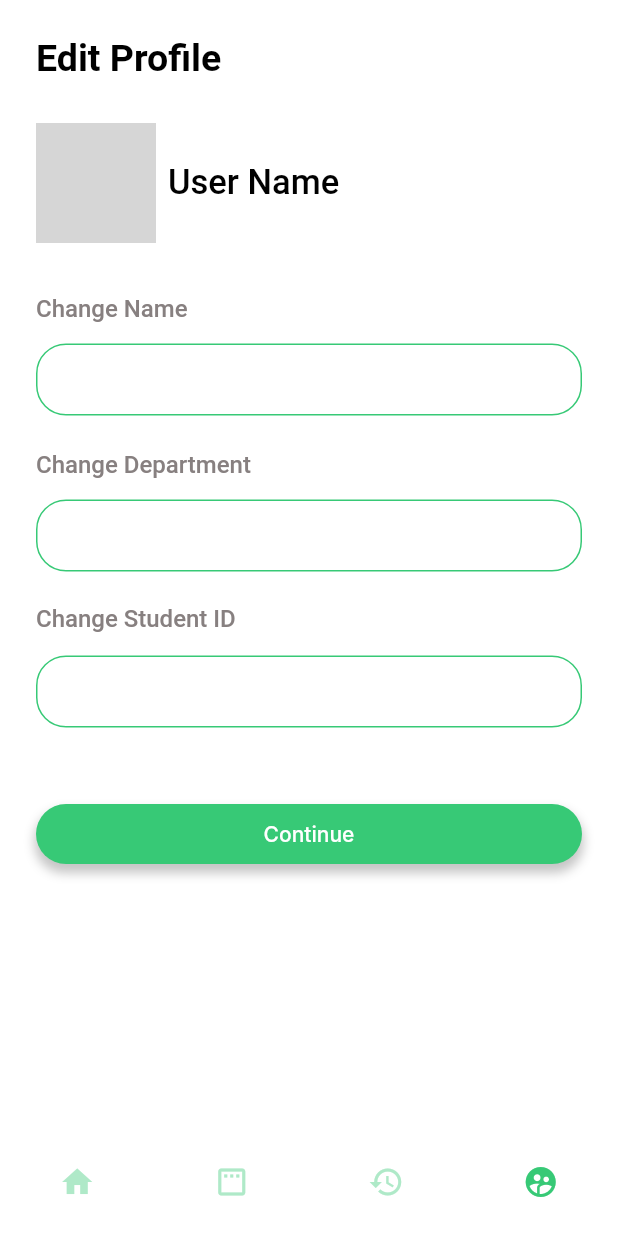
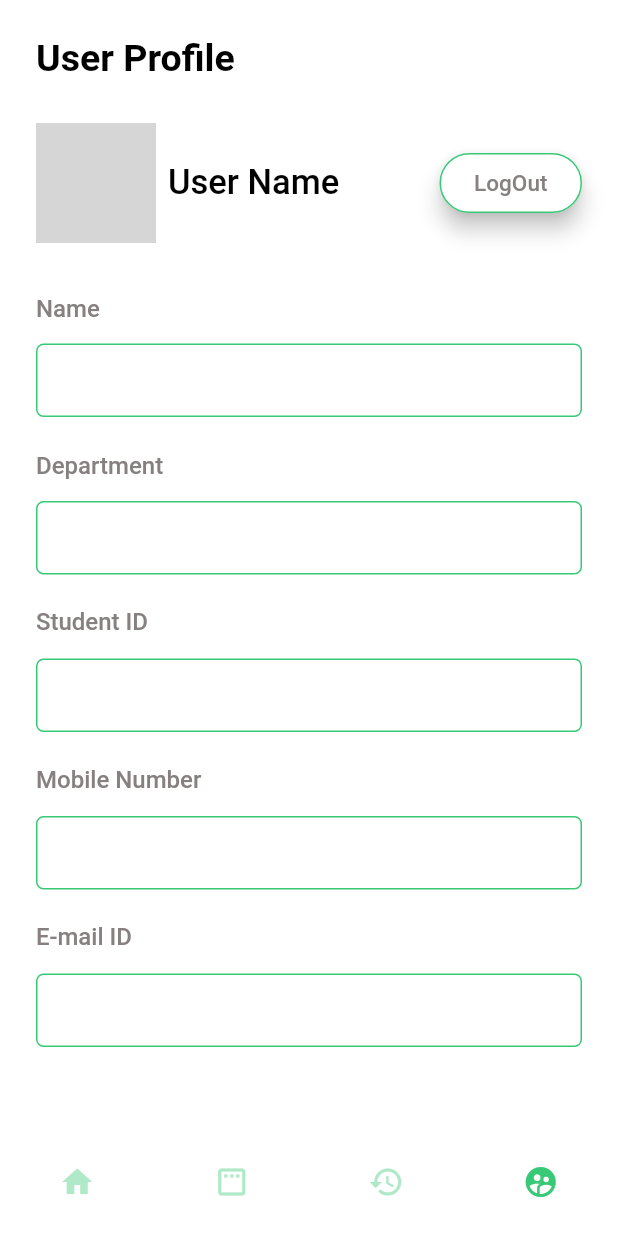
Before and after one commit to Deepakr07/BusMate-v2, a Flutter app: the screen it shows once a user with an empty profile is signed in, item 4 of the bottom bar chosen, on a phone screen of 412 x 824 dp. Run offline on Flutter 3.47's test engine with Material 2 defaults, Android fonts, the phone set to English and light mode, and no system bars; our stand-ins replace firebase_auth, firebase_core, get, google_sign_in, snippet_coder_utils; accounts and stored records are empty; network calls fail; Roboto replaces fonts that are missing (Inter); grey boxes are pictures that could not be loaded.

Commit message:
sample commit

```diff
--- a/lib/view/editProfile.dart
+++ b/lib/view/editProfile.dart
@@ -2,6 +2,7 @@ import 'package:flutter/material.dart';
 import 'package:busmate/model/widgets.dart';
 import 'package:busmate/Constants/constants.dart';
 import 'package:busmate/model/Bottomnav_model4.dart';
+import 'package:busmate/services/auth_service.dart';
 
 void main() {
   runApp(EditProfile());
@@ -34,13 +35,19 @@ class EditProfile extends StatelessWidget {
                     crossAxisAlignment: CrossAxisAlignment.start,
                     children: [
                       Text(
-                        "Edit Profile",
+                        "User Profile",
                         style: kBlackHeadingSize,
                       ),
                       SizedBox(
                         height: 29,
                       ),
                       Row(
+                        mainAxisAlignment: MainAxisAlignment.spaceBetween,
+                        children: [
+                          Container(
+                            child: Row(
+                                mainAxisAlignment:
+                                    MainAxisAlignment.spaceBetween,
                                 children: [
                                   CircleAvatar(
                                     backgroundImage: Image.network(
@@ -58,63 +65,99 @@ class EditProfile extends StatelessWidget {
                                         fontWeight: FontWeight.w500,
                                         color: Colors.black),
                                   ),
+                                ]),
+                          ),
+                          Material(
+                            borderRadius: BorderRadius.circular(20),
+                            elevation: 6,
+                            child: InkWell(
+                              onTap: () {
+                                AuthService().signOut();
+                              },
+                              splashColor: kGreenMainTheme,
+                              child: Container(
+                                width: 95,
+                                height: 40,
+                                decoration: BoxDecoration(
+                                  color: Colors.white,
+                                  borderRadius: BorderRadius.circular(20),
+                                  border: Border.all(
+                                      color: kGreenMainTheme, width: 1),
+                                ),
+                                child: Center(
+                                    child: Text(
+                                  "LogOut",
+                                  style: TextStyle(
+                                      color: kGreyTextColor,
+                                      fontSize: 15,
+                                      fontWeight: FontWeight.w500),
+                                )),
+                              ),
+                            ),
+                          )
                         ],
                       ),
                       SizedBox(
                         height: 34,
                       ),
                       Text(
-                        "Change Name",
+                        "Name",
                         style: kGreyFormTextStyle,
                       ),
                       SizedBox(
                         height: 14,
                       ),
-                      TextFormField(
-                        validator: (String? value) {},
-                        cursorColor: Colors.black,
-                        onChanged: (value) {},
-                        decoration: kTextFieldDecoration,
-                      ),
+                      ConfirmSelectionContainer(),
                       SizedBox(
                         height: 23,
                       ),
                       Text(
-                        "Change Department",
+                        "Department",
                         style: kGreyFormTextStyle,
                       ),
                       SizedBox(
                         height: 14,
                       ),
-                      TextFormField(
-                        validator: (String? value) {},
-                        cursorColor: Colors.black,
-                        onChanged: (value) {},
-                        decoration: kTextFieldDecoration,
-                      ),
+                      ConfirmSelectionContainer(),
                       SizedBox(
                         height: 22,
                       ),
                       Text(
-                        "Change Student ID",
+                        "Student ID",
                         style: kGreyFormTextStyle,
                       ),
                       SizedBox(
                         height: 15,
                       ),
-                      TextFormField(
-                        validator: (String? value) {},
-                        keyboardType: TextInputType.number,
-                        cursorColor: Colors.black,
-                        onChanged: (value) {},
-                        decoration: kTextFieldDecoration,
+                      ConfirmSelectionContainer(),
+                      SizedBox(
+                        height: 22,
+                      ),
+                      Text(
+                        "Mobile Number",
+                        style: kGreyFormTextStyle,
                       ),
                       SizedBox(
-                        height: 51,
+                        height: 15,
                       ),
-                      GestureDetector(
-                        child: GreenButton(),
-                        onTap: () {},
+                      ConfirmSelectionContainer(),
+                      SizedBox(
+                        height: 22,
+                      ),
+                      Text(
+                        "E-mail ID",
+                        style: kGreyFormTextStyle,
+                      ),
+                      SizedBox(
+                        height: 15,
+                      ),
+                      ConfirmSelectionContainer(),
+                      // SizedBox(
+                      //   height: 50,
+                      // ),
+                      // ElevatedGreenButton(text: 'Continue', onTap: () {}),
+                      SizedBox(
+                        height: 10,
                       )
                     ],
                   ),
```
Lines whose indentation alone changed are shown as unchanged.
